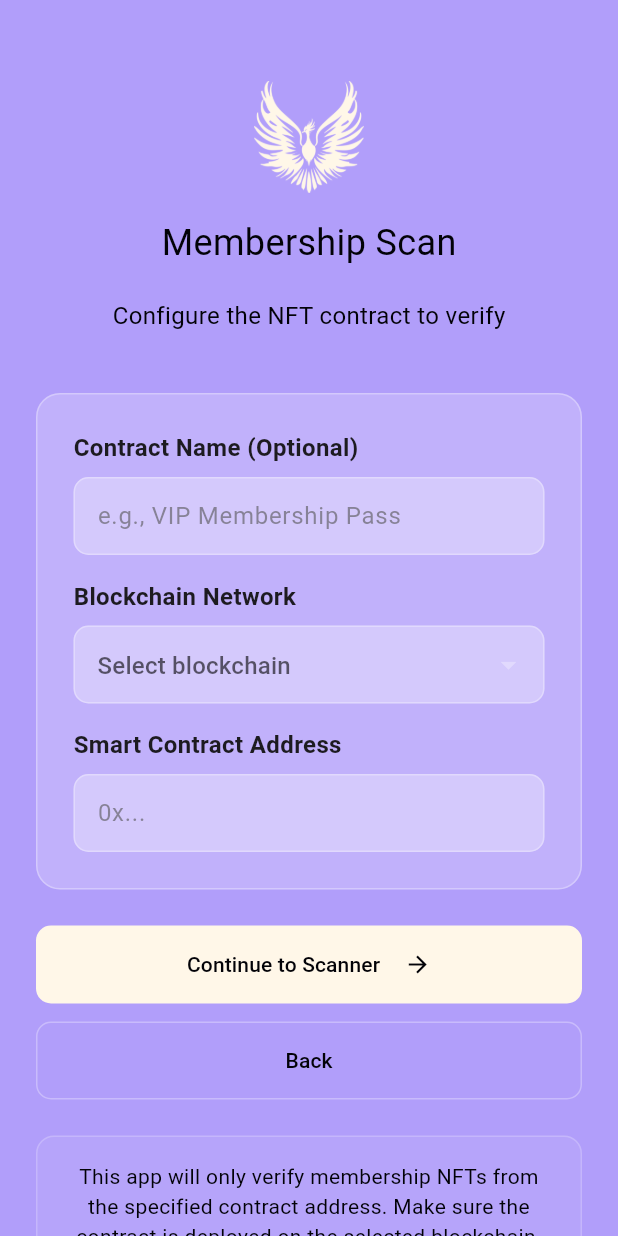
After one commit to KarelRli/PhonixScanner, a Flutter app: the ConfigurationScreen screen opened by its route, on a phone screen of 412 x 824 dp. The commit adds this screen. Run offline on Flutter 3.47's test engine with Material 3 defaults, Android fonts, the phone set to English and light mode, and no system bars.

Commit message:
feat: improve configuration screen

```diff
--- /dev/null
+++ b/phonix_scanner/lib/back_button.dart
@@ -0,0 +1,34 @@
+import 'package:flutter/material.dart';
+import 'package:phonix_scanner/colors.dart';
+
+class BackBtn extends StatelessWidget {
+  const BackBtn(this.route, {super.key});
+
+  final String route;
+
+  @override
+  Widget build(BuildContext context) {
+    return ElevatedButton(
+      onPressed: () {
+        Navigator.pushNamed(context, route);
+      },
+      style: ElevatedButton.styleFrom(
+        backgroundColor: Colors.transparent,
+        foregroundColor: AppColors.black,
+        elevation: 0,
+        side: const BorderSide(color: AppColors.white30, width: 1),
+        shape: RoundedRectangleBorder(borderRadius: BorderRadius.circular(10)),
+        padding: const EdgeInsets.symmetric(horizontal: 0, vertical: 16),
+      ),
+      child: Row(
+        mainAxisAlignment: MainAxisAlignment.center,
+        children: const [
+          Text(
+            'Back',
+            style: TextStyle(fontSize: 14),
+          ),
+        ],
+      ),
+    );
+  }
+}
--- /dev/null
+++ b/phonix_scanner/lib/blockchain_networks.dart
@@ -0,0 +1,8 @@
+enum BlockchainNetworks {
+  ethereumMainnet,
+  polygon,
+  optimism,
+  arbitrumOne,
+  base,
+  gnosisChain,
+}
--- a/phonix_scanner/lib/colors.dart
+++ b/phonix_scanner/lib/colors.dart
@@ -4,4 +4,9 @@ class AppColors {
   static const Color backgroundPrimary = Color(0xFFB19EFA);
   static const Color white = Color(0xFFFFF7E8);
   static const Color black = Color(0xff020207);
+  static const Color white05 = Color(0x10FFFFFF);
+  static const Color white10 = Color(0x33FFFFFF);
+  static const Color white20 = Color(0x33FFFFFF);
+  static const Color white30 = Color(0x4DFFFFFF);
+  static const Color hint = Color(0x99535353);
 }
--- /dev/null
+++ b/phonix_scanner/lib/configuration_block.dart
@@ -0,0 +1,76 @@
+import 'package:flutter/material.dart';
+import 'package:phonix_scanner/colors.dart';
+import 'package:phonix_scanner/input_field.dart';
+import 'package:phonix_scanner/input_field_title.dart';
+import 'package:phonix_scanner/drop_down.dart';
+import 'package:phonix_scanner/blockchain_networks.dart';
+
+class ConfigurationBlock extends StatelessWidget {
+  const ConfigurationBlock({super.key});
+
+  @override
+  Widget build(BuildContext context) {
+    return Container(
+      decoration: BoxDecoration(
+        color: AppColors.white10,
+        borderRadius: BorderRadius.circular(16.0),
+        border: Border.all(
+          color: AppColors.white30,
+          width: 1.0,
+        ),
+      ),
+      //margin: const EdgeInsets.symmetric(horizontal: 24.0),
+
+      child: Padding(
+        padding: const EdgeInsets.symmetric(vertical: 24.0),
+        child: Column(
+          mainAxisAlignment: MainAxisAlignment.spaceBetween,
+          children: [
+            Padding(
+              padding: const EdgeInsets.symmetric(horizontal: 24.0),
+              child: Align(
+                alignment: Alignment.centerLeft,
+                child: InputFieldTitle('Contract Name (Optional)'),
+              ),
+            ),
+            Padding(
+              padding: const EdgeInsets.symmetric(horizontal: 24.0),
+              child: InputField(suggestion: 'e.g., VIP Membership Pass'),
+            ),
+            const SizedBox(height: 16.0),
+            Padding(
+              padding: const EdgeInsets.symmetric(horizontal: 24.0),
+              child: Align(
+                alignment: Alignment.centerLeft,
+                child: InputFieldTitle('Blockchain Network'),
+              ),
+            ),
+            Padding(
+              padding: const EdgeInsets.symmetric(horizontal: 24.0),
+              child: DropDownField(suggestion: 'Select blockchain', items: [
+                BlockchainNetworks.ethereumMainnet,
+                BlockchainNetworks.polygon,
+                BlockchainNetworks.optimism,
+                BlockchainNetworks.arbitrumOne,
+                BlockchainNetworks.base,
+                BlockchainNetworks.gnosisChain,
+              ], onChanged: (value) {},),
+            ),
+            const SizedBox(height: 16.0),
+            Padding(
+              padding: const EdgeInsets.symmetric(horizontal: 24.0),
+              child: Align(
+                alignment: Alignment.centerLeft,
+                child: InputFieldTitle('Smart Contract Address'),
+              ),
+            ),
+            Padding(
+              padding: const EdgeInsets.symmetric(horizontal: 24.0),
+              child: InputField(suggestion: '0x...'),
+            ),
+          ]
+        ),
+      ),
+    );
+  }
+}
--- /dev/null
+++ b/phonix_scanner/lib/drop_down.dart
@@ -0,0 +1,60 @@
+import 'package:flutter/material.dart';
+import 'package:phonix_scanner/colors.dart';
+
+class DropDownField<T> extends StatelessWidget {
+  final String suggestion;
+  final T? value;
+  final List<T> items;
+  final ValueChanged<T?>? onChanged;
+  final Widget? icon;
+  final String Function(T)? toStringFn;
+
+  const DropDownField({
+    super.key,
+    required this.suggestion,
+    required this.items,
+    this.value,
+    this.onChanged,
+    this.icon,
+    this.toStringFn,
+  });
+
+  @override
+  Widget build(BuildContext context) {
+    final border = OutlineInputBorder(
+      borderRadius: BorderRadius.circular(10.0),
+      borderSide: const BorderSide(
+        width: 1.0,
+        color: AppColors.white30,
+      ),
+    );
+
+    return SizedBox(
+      width: double.infinity,
+      child: DropdownButtonFormField<T>(
+        isExpanded: true,
+        initialValue: value,
+        onChanged: onChanged,
+        decoration: InputDecoration(
+          filled: true,
+          fillColor: AppColors.white30,
+          hintText: suggestion,
+          hintStyle: const TextStyle(color: AppColors.hint),
+          contentPadding: const EdgeInsets.symmetric(horizontal: 12.0, vertical: 14.0),
+          enabledBorder: border,
+          focusedBorder: border.copyWith(
+            borderSide: const BorderSide(width: 1.0, color: AppColors.white),
+          ),
+          suffixIcon: icon ?? const Icon(Icons.arrow_drop_down, color: AppColors.white30),
+        ),
+        items: items.map((T item) {
+          final label = toStringFn != null ? toStringFn!(item) : item.toString();
+          return DropdownMenuItem<T>(
+            value: item,
+            child: Text(label),
+          );
+        }).toList(),
+      )
+    );
+  }
+}
--- a/phonix_scanner/lib/input_field.dart
+++ b/phonix_scanner/lib/input_field.dart
@@ -1,4 +1,5 @@
 import 'package:flutter/material.dart';
+import 'package:phonix_scanner/colors.dart';
 
 class InputField extends StatelessWidget {
   final String suggestion;
@@ -8,21 +9,21 @@ class InputField extends StatelessWidget {
   final bool obscureText;
 
   const InputField({
-    Key? key,
+    super.key,
     required this.suggestion,
     this.controller,
     this.onChanged,
     this.keyboardType,
     this.obscureText = false,
-  }) : super(key: key);
+  });
 
   @override
   Widget build(BuildContext context) {
     final border = OutlineInputBorder(
-      borderRadius: BorderRadius.circular(8.0),
+      borderRadius: BorderRadius.circular(10.0),
       borderSide: const BorderSide(
         width: 1.0,
-        color: Colors.grey,
+        color: AppColors.white30,
       ),
     );
 
@@ -32,11 +33,14 @@ class InputField extends StatelessWidget {
       keyboardType: keyboardType,
       obscureText: obscureText,
       decoration: InputDecoration(
+        filled: true,
+        fillColor: AppColors.white30,
         hintText: suggestion,
+        hintStyle: const TextStyle(color: AppColors.hint),
         contentPadding: const EdgeInsets.symmetric(horizontal: 12.0, vertical: 14.0),
         enabledBorder: border,
         focusedBorder: border.copyWith(
-          borderSide: const BorderSide(width: 1.0, color: Colors.blue),
+          borderSide: const BorderSide(width: 1.0, color: AppColors.white),
         ),
       ),
     );
--- /dev/null
+++ b/phonix_scanner/lib/input_field_title.dart
@@ -0,0 +1,24 @@
+import 'package:flutter/material.dart';
+
+class InputFieldTitle extends StatelessWidget {
+  const InputFieldTitle(this.title, {super.key});
+
+  final String title;
+
+  @override
+  Widget build(BuildContext context) {
+    return Column(
+      crossAxisAlignment: CrossAxisAlignment.start,
+      children: [
+        Text(
+          title,
+          style: const TextStyle(
+            fontSize: 16,
+            fontWeight: FontWeight.bold,
+          ),
+        ),
+        const SizedBox(height: 8),
+      ],
+    );
+  }
+}
--- a/phonix_scanner/lib/main.dart
+++ b/phonix_scanner/lib/main.dart
@@ -1,6 +1,6 @@
 import 'package:flutter/material.dart';
 import 'package:phonix_scanner/screens/opening_screen.dart';
-import 'package:phonix_scanner/screens/scanning_screen.dart';
+import 'package:phonix_scanner/screens/configuration_screen.dart';
 
 void main() {
   runApp(const PhonixScanner());
@@ -15,7 +15,7 @@ class PhonixScanner extends StatelessWidget {
       initialRoute: '/',
       routes: {
         '/': (context) => OpeningScreen(),
-        '/scanning': (context) => ScanningScreen(),
+        '/configuration': (context) => ConfigurationScreen(),
       },
     );
   }
--- /dev/null
+++ b/phonix_scanner/lib/scanner_button.dart
@@ -0,0 +1,33 @@
+import 'package:flutter/material.dart';
+import 'package:phonix_scanner/colors.dart';
+
+class ScannerBtn extends StatelessWidget {
+  const ScannerBtn({super.key});
+
+  @override
+  Widget build(BuildContext context) {
+    return ElevatedButton(
+      onPressed: () {
+      // TODO: activate scanner
+      },
+      style: ElevatedButton.styleFrom(
+        backgroundColor: AppColors.white,
+        foregroundColor: AppColors.black,
+        elevation: 0,
+        shape: RoundedRectangleBorder(borderRadius: BorderRadius.circular(10)),
+        padding: const EdgeInsets.symmetric(horizontal: 0, vertical: 16),
+      ),
+      child: Row(
+      mainAxisAlignment: MainAxisAlignment.center,
+      children: const [
+        Text(
+          'Continue to Scanner',
+          style: TextStyle(fontSize: 14),
+        ),
+        SizedBox(width: 16),
+        Icon(Icons.arrow_forward),
+      ],
+      ),
+    );
+  }
+}
--- /dev/null
+++ b/phonix_scanner/lib/screens/configuration_screen.dart
@@ -0,0 +1,66 @@
+import 'package:flutter/material.dart';
+import 'package:phonix_scanner/colors.dart';
+import 'package:phonix_scanner/configuration_block.dart';
+import 'package:phonix_scanner/logo.dart';
+import 'package:phonix_scanner/scanner_button.dart';
+import 'package:phonix_scanner/textbox.dart';
+import 'package:phonix_scanner/back_button.dart';
+
+class ConfigurationScreen extends StatelessWidget {
+  const ConfigurationScreen({super.key});
+
+  @override
+  Widget build(BuildContext context) {
+    return Scaffold(
+      backgroundColor: AppColors.backgroundPrimary,
+      body: Center(
+        child: Column(
+          mainAxisSize: MainAxisSize.min,
+          children: [
+            const SizedBox(height: 50),
+            const Logo(size: 75, isAnimated: true),
+            const SizedBox(height: 20),
+            const Text(
+              'Membership Scan',
+              style: TextStyle(
+                fontSize: 24,
+                color: AppColors.black,
+              ),
+            ),
+            const SizedBox(height: 20),
+            const Text(
+              'Configure the NFT contract to verify',
+              style: TextStyle(
+                fontSize: 16,
+                color: AppColors.black,
+              ),
+            ),
+            const SizedBox(height: 40),
+            Padding(
+              padding: const EdgeInsets.symmetric(horizontal: 24.0),
+              child: const ConfigurationBlock(),
+            ),
+            const SizedBox(height: 24.0),
+            Padding(
+              padding: const EdgeInsets.symmetric(horizontal: 24.0),
+              child: const ScannerBtn(),
+            ),
+            const SizedBox(height: 12.0),
+            Padding(
+              padding: const EdgeInsets.symmetric(horizontal: 24.0),
+              child: const BackBtn('/'),
+            ),
+            const SizedBox(height: 24.0),
+            Padding(
+              padding: const EdgeInsets.symmetric(horizontal: 24.0),
+              child: const TextBox(
+                'This app will only verify membership NFTs from the specified contract address. Make sure the contract is deployed on the selected blockchain.',
+                TextAlign.center,
+              ),
+            ),
+          ],
+        ),
+      ),
+    );
+  }
+}
--- a/phonix_scanner/lib/screens/opening_screen.dart
+++ b/phonix_scanner/lib/screens/opening_screen.dart
@@ -17,7 +17,7 @@ class OpeningScreen extends StatelessWidget {
             Logo(
               size: 120,
               isAnimated: true,
-              action: () => Navigator.pushNamed(context, '/scanning'),
+              action: () => Navigator.pushNamed(context, '/configuration'),
             ),
             const SizedBox(height: 20),
             const Text(
--- a/phonix_scanner/lib/screens/scanning_screen.dart
+++ /dev/null
@@ -1,48 +0,0 @@
-import 'package:flutter/material.dart';
-import 'package:phonix_scanner/colors.dart';
-import 'package:phonix_scanner/input_field.dart';
-import 'package:phonix_scanner/logo.dart';
-
-class ScanningScreen extends StatelessWidget {
-  const ScanningScreen({super.key});
-
-  @override
-  Widget build(BuildContext context) {
-    return Scaffold(
-      backgroundColor: AppColors.backgroundPrimary,
-      body: Center(
-        child: Column(
-          mainAxisSize: MainAxisSize.min,
-          children: [
-            const SizedBox(height: 50),
-            const Logo(size: 75, isAnimated: true),
-            const SizedBox(height: 20),
-            const Text(
-              'Membership Scan',
-              style: TextStyle(
-                fontSize: 24,
-                color: AppColors.black,
-              ),
-            ),
-            const SizedBox(height: 20),
-            const Text(
-              'Configure the NFT contract to verify',
-              style: TextStyle(
-                fontSize: 16,
-                color: AppColors.black,
-              ),
-            ),
-            const SizedBox(height: 20),
-            Padding(
-              padding: const EdgeInsets.symmetric(horizontal: 24.0),
-              child: SizedBox(
-                width: double.infinity,
-                child: InputField(suggestion: 'e.g., VIP Membership Pass'),
-              ),
-            ),
-          ],
-        ),
-      ),
-    );
-  }
-}
--- /dev/null
+++ b/phonix_scanner/lib/textbox.dart
@@ -0,0 +1,32 @@
+import 'package:flutter/material.dart';
+import 'package:phonix_scanner/colors.dart';
+
+class TextBox extends StatelessWidget {
+  const TextBox(this.text, this.alignment, {super.key});
+
+  final String text;
+  final TextAlign alignment;
+
+  @override
+  Widget build(BuildContext context) {
+    return Container(
+      padding: const EdgeInsets.all(16.0),
+      decoration: BoxDecoration(
+        color: AppColors.white05,
+        borderRadius: BorderRadius.circular(12.0),
+        border: Border.all(
+          color: AppColors.white10,
+          width: 1.0,
+        ),
+      ),
+      child: Text(
+        text,
+        textAlign: alignment,
+        style: const TextStyle(
+          fontSize: 14.0,
+          color: AppColors.black,
+        ),
+      ),
+    );
+  }
+}
```
